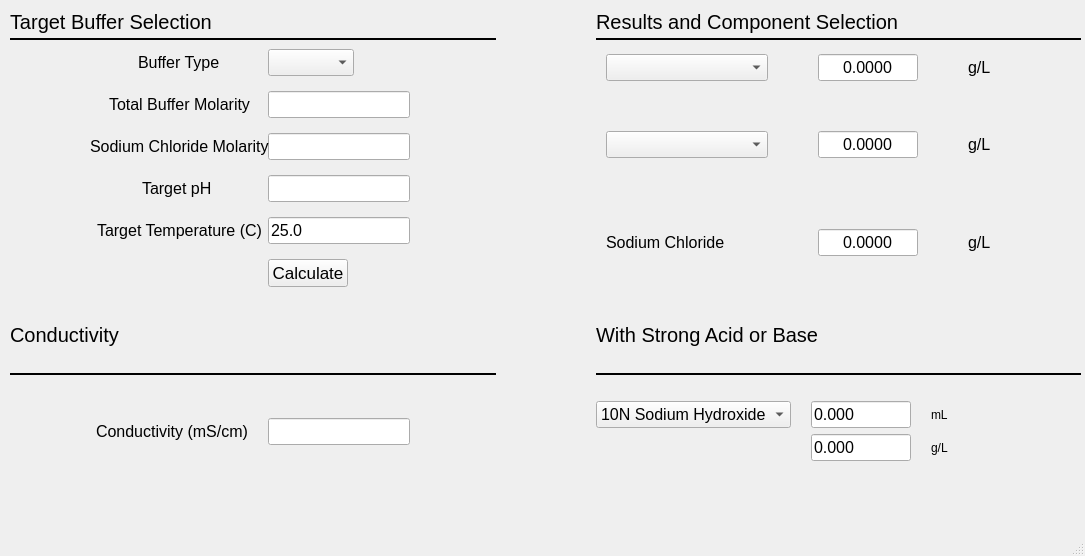
garbagepatch/buffcalc, file src/ui/calculator.ui: the form before one commit.
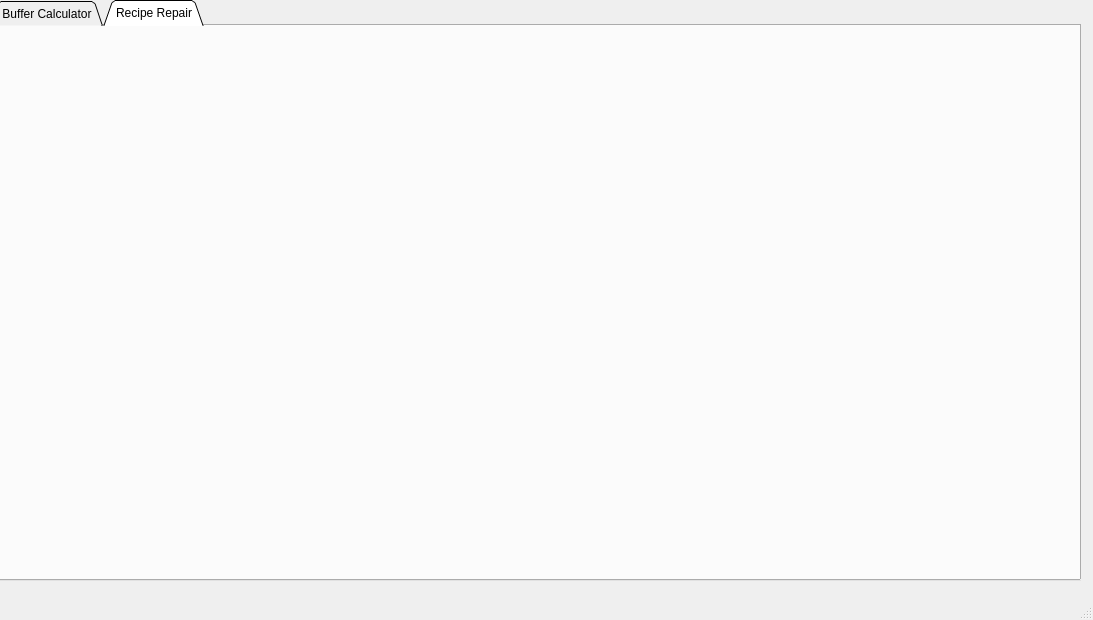
The form after the commit.

```diff
--- a/src/ui/calculator.ui
+++ b/src/ui/calculator.ui
@@ -6,934 +6,42 @@
    <rect>
     <x>0</x>
     <y>0</y>
-    <width>1085</width>
-    <height>556</height>
+    <width>1093</width>
+    <height>620</height>
    </rect>
   </property>
   <property name="windowTitle">
    <string>MainWindow</string>
   </property>
   <widget class="QWidget" name="centralwidget">
-   <widget class="QWidget" name="gridLayoutWidget">
+   <widget class="QTabWidget" name="tabWidget">
     <property name="geometry">
      <rect>
-      <x>10</x>
-      <y>10</y>
-      <width>1071</width>
-      <height>451</height>
+      <x>-10</x>
+      <y>0</y>
+      <width>1091</width>
+      <height>581</height>
      </rect>
     </property>
-    <layout class="QGridLayout" name="gridLayout" rowstretch="0,0,0,0,0,0,0,0,0" columnstretch="0,0">
-     <property name="sizeConstraint">
-      <enum>QLayout::SetDefaultConstraint</enum>
-     </property>
-     <property name="horizontalSpacing">
-      <number>100</number>
-     </property>
-     <property name="verticalSpacing">
-      <number>0</number>
-     </property>
-     <item row="0" column="0">
-      <widget class="QLabel" name="label_4">
-       <property name="font">
-        <font>
-         <pointsize>15</pointsize>
-        </font>
-       </property>
-       <property name="frameShape">
-        <enum>QFrame::NoFrame</enum>
-       </property>
-       <property name="frameShadow">
-        <enum>QFrame::Raised</enum>
-       </property>
-       <property name="text">
-        <string>Target Buffer Selection</string>
-       </property>
-      </widget>
-     </item>
-     <item row="0" column="1">
-      <widget class="QLabel" name="label_3">
-       <property name="sizePolicy">
-        <sizepolicy hsizetype="MinimumExpanding" vsizetype="Fixed">
-         <horstretch>0</horstretch>
-         <verstretch>0</verstretch>
-        </sizepolicy>
-       </property>
-       <property name="font">
-        <font>
-         <pointsize>15</pointsize>
-        </font>
-       </property>
-       <property name="text">
-        <string>Results and Component Selection</string>
-       </property>
-       <property name="scaledContents">
-        <bool>true</bool>
-       </property>
-       <property name="alignment">
-        <set>Qt::AlignLeading|Qt::AlignLeft|Qt::AlignVCenter</set>
-       </property>
-      </widget>
-     </item>
-     <item row="4" column="1">
-      <widget class="QLabel" name="label_6">
-       <property name="font">
-        <font>
-         <pointsize>15</pointsize>
-        </font>
-       </property>
-       <property name="frameShape">
-        <enum>QFrame::NoFrame</enum>
-       </property>
-       <property name="frameShadow">
-        <enum>QFrame::Raised</enum>
-       </property>
-       <property name="text">
-        <string>With Strong Acid or Base</string>
-       </property>
-       <property name="scaledContents">
-        <bool>true</bool>
-       </property>
-       <property name="alignment">
-        <set>Qt::AlignBottom|Qt::AlignLeading|Qt::AlignLeft</set>
-       </property>
-      </widget>
-     </item>
-     <item row="5" column="0">
-      <widget class="Line" name="line_3">
-       <property name="sizePolicy">
-        <sizepolicy hsizetype="Minimum" vsizetype="Preferred">
-         <horstretch>0</horstretch>
-         <verstretch>0</verstretch>
-        </sizepolicy>
-       </property>
-       <property name="minimumSize">
-        <size>
-         <width>0</width>
-         <height>10</height>
-        </size>
-       </property>
-       <property name="frameShadow">
-        <enum>QFrame::Plain</enum>
-       </property>
-       <property name="lineWidth">
-        <number>2</number>
-       </property>
-       <property name="midLineWidth">
-        <number>1</number>
-       </property>
-       <property name="orientation">
-        <enum>Qt::Horizontal</enum>
-       </property>
-      </widget>
-     </item>
-     <item row="2" column="1">
-      <layout class="QHBoxLayout" name="horizontalLayout">
-       <item>
-        <layout class="QVBoxLayout" name="verticalLayout" stretch="0,0">
-         <property name="leftMargin">
-          <number>5</number>
-         </property>
-         <property name="topMargin">
-          <number>5</number>
-         </property>
-         <property name="rightMargin">
-          <number>5</number>
-         </property>
-         <property name="bottomMargin">
-          <number>5</number>
-         </property>
-         <item>
-          <layout class="QGridLayout" name="gridLayout_2" rowstretch="0,0,0,0" columnstretch="0,0">
-           <property name="sizeConstraint">
-            <enum>QLayout::SetMinimumSize</enum>
-           </property>
-           <property name="leftMargin">
-            <number>5</number>
-           </property>
-           <property name="topMargin">
-            <number>5</number>
-           </property>
-           <property name="rightMargin">
-            <number>5</number>
-           </property>
-           <property name="bottomMargin">
-            <number>5</number>
-           </property>
-           <property name="spacing">
-            <number>50</number>
-           </property>
-           <item row="0" column="1">
-            <layout class="QHBoxLayout" name="horizontalLayout_4" stretch="0,0">
-             <item>
-              <widget class="QLineEdit" name="haResultBox">
-               <property name="sizePolicy">
-                <sizepolicy hsizetype="MinimumExpanding" vsizetype="Fixed">
-                 <horstretch>0</horstretch>
-                 <verstretch>0</verstretch>
-                </sizepolicy>
-               </property>
-               <property name="minimumSize">
-                <size>
-                 <width>0</width>
-                 <height>0</height>
-                </size>
-               </property>
-               <property name="maximumSize">
-                <size>
-                 <width>100</width>
-                 <height>16777215</height>
-                </size>
-               </property>
-               <property name="font">
-                <font>
-                 <pointsize>12</pointsize>
-                </font>
-               </property>
-               <property name="text">
-                <string>0.0000</string>
-               </property>
-               <property name="maxLength">
-                <number>8</number>
-               </property>
-               <property name="alignment">
-                <set>Qt::AlignCenter</set>
-               </property>
-               <property name="readOnly">
-                <bool>true</bool>
-               </property>
-              </widget>
-             </item>
-             <item>
-              <widget class="QLabel" name="label">
-               <property name="sizePolicy">
-                <sizepolicy hsizetype="Minimum" vsizetype="Preferred">
-                 <horstretch>0</horstretch>
-                 <verstretch>0</verstretch>
-                </sizepolicy>
-               </property>
-               <property name="font">
-                <font>
-                 <pointsize>12</pointsize>
-                </font>
-               </property>
-               <property name="text">
-                <string>g/L</string>
-               </property>
-               <property name="scaledContents">
-                <bool>true</bool>
-               </property>
-              </widget>
-             </item>
-            </layout>
-           </item>
-           <item row="1" column="1">
-            <layout class="QHBoxLayout" name="horizontalLayout_3" stretch="5,1">
-             <property name="sizeConstraint">
-              <enum>QLayout::SetMinimumSize</enum>
-             </property>
-             <item>
-              <widget class="QLineEdit" name="aResultBox">
-               <property name="sizePolicy">
-                <sizepolicy hsizetype="MinimumExpanding" vsizetype="Fixed">
-                 <horstretch>0</horstretch>
-                 <verstretch>0</verstretch>
-                </sizepolicy>
-               </property>
-               <property name="minimumSize">
-                <size>
-                 <width>0</width>
-                 <height>0</height>
-                </size>
-               </property>
-               <property name="maximumSize">
-                <size>
-                 <width>100</width>
-                 <height>16777215</height>
-                </size>
-               </property>
-               <property name="font">
-                <font>
-                 <pointsize>12</pointsize>
-                </font>
-               </property>
-               <property name="text">
-                <string>0.0000</string>
-               </property>
-               <property name="maxLength">
-                <number>7</number>
-               </property>
-               <property name="alignment">
-                <set>Qt::AlignCenter</set>
-               </property>
-               <property name="readOnly">
-                <bool>true</bool>
-               </property>
-              </widget>
-             </item>
-             <item>
-              <widget class="QLabel" name="label_2">
-               <property name="sizePolicy">
-                <sizepolicy hsizetype="Minimum" vsizetype="Preferred">
-                 <horstretch>0</horstretch>
-                 <verstretch>0</verstretch>
-                </sizepolicy>
-               </property>
-               <property name="font">
-                <font>
-                 <pointsize>12</pointsize>
-                </font>
-               </property>
-               <property name="text">
-                <string>g/L</string>
-               </property>
-               <property name="scaledContents">
-                <bool>true</bool>
-               </property>
-              </widget>
-             </item>
-            </layout>
-           </item>
-           <item row="0" column="0">
-            <widget class="QComboBox" name="haChoiceCombo">
-             <property name="sizePolicy">
-              <sizepolicy hsizetype="Preferred" vsizetype="Fixed">
-               <horstretch>0</horstretch>
-               <verstretch>0</verstretch>
-              </sizepolicy>
-             </property>
-             <property name="font">
-              <font>
-               <pointsize>12</pointsize>
-              </font>
-             </property>
-             <property name="currentText">
-              <string/>
-             </property>
-             <property name="placeholderText">
-              <string>Acidic Component</string>
-             </property>
-            </widget>
-           </item>
-           <item row="1" column="0">
-            <widget class="QComboBox" name="aChoiceCombo">
-             <property name="font">
-              <font>
-               <pointsize>12</pointsize>
-              </font>
-             </property>
-             <property name="sizeAdjustPolicy">
-              <enum>QComboBox::AdjustToContents</enum>
-             </property>
-             <property name="placeholderText">
-              <string>Basic Component</string>
-             </property>
-            </widget>
-           </item>
-           <item row="2" column="1">
-            <layout class="QHBoxLayout" name="horizontalLayout_5" stretch="5,1">
-             <property name="sizeConstraint">
-              <enum>QLayout::SetMinimumSize</enum>
-             </property>
-             <item>
-              <widget class="QLineEdit" name="aResultBox_2">
-               <property name="sizePolicy">
-                <sizepolicy hsizetype="MinimumExpanding" vsizetype="Fixed">
-                 <horstretch>0</horstretch>
-                 <verstretch>0</verstretch>
-                </sizepolicy>
-               </property>
-               <property name="minimumSize">
-                <size>
-                 <width>0</width>
-                 <height>0</height>
-                </size>
-               </property>
-               <property name="maximumSize">
-                <size>
-                 <width>100</width>
-                 <height>16777215</height>
-                </size>
-               </property>
-               <property name="font">
-                <font>
-                 <pointsize>12</pointsize>
-                </font>
-               </property>
-               <property name="text">
-                <string>0.0000</string>
-               </property>
-               <property name="maxLength">
-                <number>7</number>
-               </property>
-               <property name="alignment">
-                <set>Qt::AlignCenter</set>
-               </property>
-               <property name="readOnly">
-                <bool>true</bool>
-               </property>
-              </widget>
-             </item>
-             <item>
-              <widget class="QLabel" name="label_8">
-               <property name="sizePolicy">
-                <sizepolicy hsizetype="Minimum" vsizetype="Preferred">
-                 <horstretch>0</horstretch>
-                 <verstretch>0</verstretch>
-                </sizepolicy>
-               </property>
-               <property name="font">
-                <font>
-                 <pointsize>12</pointsize>
-                </font>
-               </property>
-               <property name="text">
-                <string>g/L</string>
-               </property>
-               <property name="scaledContents">
-                <bool>true</bool>
-               </property>
-              </widget>
-             </item>
-            </layout>
-           </item>
-           <item row="2" column="0">
-            <widget class="QLabel" name="sodiumChlorideMolarityLabel">
-             <property name="font">
-              <font>
-               <pointsize>12</pointsize>
-              </font>
-             </property>
-             <property name="text">
-              <string>Sodium Chloride</string>
-             </property>
-            </widget>
-           </item>
-          </layout>
-         </item>
-         <item>
-          <spacer name="horizontalSpacer">
-           <property name="orientation">
-            <enum>Qt::Horizontal</enum>
-           </property>
-           <property name="sizeHint" stdset="0">
-            <size>
-             <width>40</width>
-             <height>5</height>
-            </size>
-           </property>
-          </spacer>
-         </item>
-        </layout>
-       </item>
-      </layout>
-     </item>
-     <item row="2" column="0">
-      <layout class="QVBoxLayout" name="verticalLayout_2" stretch="0">
-       <property name="sizeConstraint">
-        <enum>QLayout::SetDefaultConstraint</enum>
-       </property>
-       <item>
-        <layout class="QFormLayout" name="formLayout">
-         <property name="sizeConstraint">
-          <enum>QLayout::SetDefaultConstraint</enum>
-         </property>
-         <property name="fieldGrowthPolicy">
-          <enum>QFormLayout::ExpandingFieldsGrow</enum>
-         </property>
-         <property name="labelAlignment">
-          <set>Qt::AlignCenter</set>
-         </property>
-         <property name="formAlignment">
-          <set>Qt::AlignCenter</set>
-         </property>
-         <property name="verticalSpacing">
-          <number>15</number>
-         </property>
-         <property name="topMargin">
-          <number>5</number>
-         </property>
-         <property name="rightMargin">
-          <number>5</number>
-         </property>
-         <property name="bottomMargin">
-          <number>5</number>
-         </property>
-         <item row="0" column="0">
-          <widget class="QLabel" name="bufferTypeLabel">
-           <property name="font">
-            <font>
-             <pointsize>12</pointsize>
-            </font>
-           </property>
-           <property name="text">
-            <string>Buffer Type</string>
-           </property>
-          </widget>
-         </item>
-         <item row="0" column="1">
-          <widget class="QComboBox" name="bufferTypeComboBox">
-           <property name="font">
-            <font>
-             <pointsize>12</pointsize>
-            </font>
-           </property>
-           <property name="sizeAdjustPolicy">
-            <enum>QComboBox::AdjustToContents</enum>
-           </property>
-          </widget>
-         </item>
-         <item row="1" column="0">
-          <widget class="QLabel" name="totalBufferMolarityLabel">
-           <property name="font">
-            <font>
-             <pointsize>12</pointsize>
-            </font>
-           </property>
-           <property name="text">
-            <string>Total Buffer Molarity</string>
-           </property>
-          </widget>
-         </item>
-         <item row="1" column="1">
-          <widget class="QLineEdit" name="totalBufferMolarityLineEdit">
-           <property name="sizePolicy">
-            <sizepolicy hsizetype="Minimum" vsizetype="Fixed">
-             <horstretch>0</horstretch>
-             <verstretch>0</verstretch>
-            </sizepolicy>
-           </property>
-           <property name="font">
-            <font>
-             <pointsize>12</pointsize>
-            </font>
-           </property>
-           <property name="inputMethodHints">
-            <set>Qt::ImhDigitsOnly</set>
-           </property>
-          </widget>
-         </item>
-         <item row="2" column="1">
-          <widget class="QLineEdit" name="sodiumChlorideMolarityLineEdit">
-           <property name="sizePolicy">
-            <sizepolicy hsizetype="Minimum" vsizetype="Fixed">
-             <horstretch>0</horstretch>
-             <verstretch>0</verstretch>
-            </sizepolicy>
-           </property>
-           <property name="font">
-            <font>
-             <pointsize>12</pointsize>
-            </font>
-           </property>
-           <property name="inputMethodHints">
-            <set>Qt::ImhDigitsOnly</set>
-           </property>
-          </widget>
-         </item>
-         <item row="3" column="0">
-          <widget class="QLabel" name="targetPHLabel">
-           <property name="font">
-            <font>
-             <pointsize>12</pointsize>
-            </font>
-           </property>
-           <property name="text">
-            <string>Target pH </string>
-           </property>
-          </widget>
-         </item>
-         <item row="3" column="1">
-          <widget class="QLineEdit" name="targetPHLineEdit">
-           <property name="sizePolicy">
-            <sizepolicy hsizetype="Preferred" vsizetype="Fixed">
-             <horstretch>0</horstretch>
-             <verstretch>0</verstretch>
-            </sizepolicy>
-           </property>
-           <property name="font">
-            <font>
-             <pointsize>12</pointsize>
-            </font>
-           </property>
-           <property name="inputMethodHints">
-            <set>Qt::ImhDigitsOnly</set>
-           </property>
-          </widget>
-         </item>
-         <item row="4" column="0">
-          <widget class="QLabel" name="targetTemperatureLabel">
-           <property name="font">
-            <font>
-             <pointsize>12</pointsize>
-            </font>
-           </property>
-           <property name="text">
-            <string>Target Temperature (C)</string>
-           </property>
-          </widget>
-         </item>
-         <item row="4" column="1">
-          <widget class="QLineEdit" name="targetTemperatureLineEdit">
-           <property name="sizePolicy">
-            <sizepolicy hsizetype="Minimum" vsizetype="Fixed">
-             <horstretch>0</horstretch>
-             <verstretch>0</verstretch>
-            </sizepolicy>
-           </property>
-           <property name="font">
-            <font>
-             <pointsize>12</pointsize>
-            </font>
-           </property>
-           <property name="inputMethodHints">
-            <set>Qt::ImhDigitsOnly</set>
-           </property>
-           <property name="text">
-            <string>25.0</string>
-           </property>
-          </widget>
-         </item>
-         <item row="5" column="1">
-          <widget class="QPushButton" name="Calculate">
-           <property name="sizePolicy">
-            <sizepolicy hsizetype="Fixed" vsizetype="Fixed">
-             <horstretch>0</horstretch>
-             <verstretch>0</verstretch>
-            </sizepolicy>
-           </property>
-           <property name="minimumSize">
-            <size>
-             <width>20</width>
-             <height>0</height>
-            </size>
-           </property>
-           <property name="maximumSize">
-            <size>
-             <width>177</width>
-             <height>16777215</height>
-            </size>
-           </property>
-           <property name="font">
-            <font>
-             <pointsize>13</pointsize>
-            </font>
-           </property>
-           <property name="text">
-            <string>Calculate</string>
-           </property>
-           <property name="default">
-            <bool>false</bool>
-           </property>
-           <property name="flat">
-            <bool>false</bool>
-           </property>
-          </widget>
-         </item>
-         <item row="2" column="0">
-          <widget class="QLabel" name="sodiumChlorideMolarityLabel_2">
-           <property name="font">
-            <font>
-             <pointsize>12</pointsize>
-            </font>
-           </property>
-           <property name="text">
-            <string>Sodium Chloride Molarity</string>
-           </property>
-          </widget>
-         </item>
-        </layout>
-       </item>
-      </layout>
-     </item>
-     <item row="1" column="0">
-      <widget class="Line" name="line">
-       <property name="minimumSize">
-        <size>
-         <width>0</width>
-         <height>10</height>
-        </size>
-       </property>
-       <property name="frameShadow">
-        <enum>QFrame::Plain</enum>
-       </property>
-       <property name="lineWidth">
-        <number>2</number>
-       </property>
-       <property name="midLineWidth">
-        <number>1</number>
-       </property>
-       <property name="orientation">
-        <enum>Qt::Horizontal</enum>
-       </property>
-      </widget>
-     </item>
-     <item row="1" column="1">
-      <widget class="Line" name="line_2">
-       <property name="minimumSize">
-        <size>
-         <width>0</width>
-         <height>10</height>
-        </size>
-       </property>
-       <property name="frameShadow">
-        <enum>QFrame::Plain</enum>
-       </property>
-       <property name="lineWidth">
-        <number>2</number>
-       </property>
-       <property name="midLineWidth">
-        <number>1</number>
-       </property>
-       <property name="orientation">
-        <enum>Qt::Horizontal</enum>
-       </property>
-      </widget>
-     </item>
-     <item row="4" column="0">
-      <widget class="QLabel" name="label_5">
-       <property name="font">
-        <font>
-         <pointsize>15</pointsize>
-        </font>
-       </property>
-       <property name="frameShape">
-        <enum>QFrame::NoFrame</enum>
-       </property>
-       <property name="frameShadow">
-        <enum>QFrame::Raised</enum>
-       </property>
-       <property name="text">
-        <string>Conductivity</string>
-       </property>
-       <property name="scaledContents">
-        <bool>true</bool>
-       </property>
-       <property name="alignment">
-        <set>Qt::AlignBottom|Qt::AlignLeading|Qt::AlignLeft</set>
-       </property>
-      </widget>
-     </item>
-     <item row="6" column="0">
-      <layout class="QFormLayout" name="formLayout_2">
-       <property name="fieldGrowthPolicy">
-        <enum>QFormLayout::FieldsStayAtSizeHint</enum>
-       </property>
-       <property name="formAlignment">
-        <set>Qt::AlignCenter</set>
-       </property>
-       <property name="horizontalSpacing">
-        <number>20</number>
-       </property>
-       <property name="verticalSpacing">
-        <number>0</number>
-       </property>
-       <property name="leftMargin">
-        <number>0</number>
-       </property>
-       <property name="topMargin">
-        <number>0</number>
-       </property>
-       <property name="rightMargin">
-        <number>20</number>
-       </property>
-       <property name="bottomMargin">
-        <number>0</number>
-       </property>
-       <item row="0" column="0">
-        <widget class="QLabel" name="conductivityMSCmLabel">
-         <property name="font">
-          <font>
-           <pointsize>12</pointsize>
-          </font>
-         </property>
-         <property name="text">
-          <string>Conductivity (mS/cm)</string>
-         </property>
-        </widget>
-       </item>
-       <item row="0" column="1">
-        <widget class="QLineEdit" name="conductivityMSCmLineEdit">
-         <property name="sizePolicy">
-          <sizepolicy hsizetype="MinimumExpanding" vsizetype="Fixed">
-           <horstretch>0</horstretch>
-           <verstretch>0</verstretch>
-          </sizepolicy>
-         </property>
-         <property name="font">
-          <font>
-           <pointsize>12</pointsize>
-          </font>
-         </property>
-         <property name="maxLength">
-          <number>5</number>
-         </property>
-         <property name="readOnly">
-          <bool>true</bool>
-         </property>
-        </widget>
-       </item>
-      </layout>
-     </item>
-     <item row="5" column="1">
-      <widget class="Line" name="line_4">
-       <property name="sizePolicy">
-        <sizepolicy hsizetype="Minimum" vsizetype="Preferred">
-         <horstretch>0</horstretch>
-         <verstretch>0</verstretch>
-        </sizepolicy>
-       </property>
-       <property name="minimumSize">
-        <size>
-         <width>0</width>
-         <height>10</height>
-        </size>
-       </property>
-       <property name="frameShadow">
-        <enum>QFrame::Plain</enum>
-       </property>
-       <property name="lineWidth">
-        <number>2</number>
-       </property>
-       <property name="midLineWidth">
-        <number>1</number>
-       </property>
-       <property name="orientation">
-        <enum>Qt::Horizontal</enum>
-       </property>
-      </widget>
-     </item>
-     <item row="6" column="1">
-      <layout class="QGridLayout" name="gridLayout_3">
-       <property name="horizontalSpacing">
-        <number>20</number>
-       </property>
-       <property name="verticalSpacing">
-        <number>6</number>
-       </property>
-       <item row="0" column="1">
-        <widget class="QLineEdit" name="titrantEdit">
-         <property name="sizePolicy">
-          <sizepolicy hsizetype="Fixed" vsizetype="Fixed">
-           <horstretch>0</horstretch>
-           <verstretch>0</verstretch>
-          </sizepolicy>
-         </property>
-         <property name="minimumSize">
-          <size>
-           <width>100</width>
-           <height>0</height>
-          </size>
-         </property>
-         <property name="maximumSize">
-          <size>
-           <width>100</width>
-           <height>16777215</height>
-          </size>
-         </property>
-         <property name="font">
-          <font>
-           <pointsize>12</pointsize>
-          </font>
-         </property>
-         <property name="inputMethodHints">
-          <set>Qt::ImhDigitsOnly</set>
-         </property>
-         <property name="text">
-          <string>0.000</string>
-         </property>
-        </widget>
-       </item>
-       <item row="1" column="1">
-        <widget class="QLineEdit" name="bufferEdit">
-         <property name="sizePolicy">
-          <sizepolicy hsizetype="Fixed" vsizetype="Fixed">
-           <horstretch>0</horstretch>
-           <verstretch>0</verstretch>
-          </sizepolicy>
-         </property>
-         <property name="minimumSize">
-          <size>
-           <width>100</width>
-           <height>0</height>
-          </size>
-         </property>
-         <property name="maximumSize">
-          <size>
-           <width>50</width>
-           <height>16777215</height>
-          </size>
-         </property>
-         <property name="font">
-          <font>
-           <pointsize>12</pointsize>
-          </font>
-         </property>
-         <property name="inputMethodHints">
-          <set>Qt::ImhDigitsOnly</set>
-         </property>
-         <property name="text">
-          <string>0.000</string>
-         </property>
-        </widget>
-       </item>
-       <item row="0" column="0">
-        <widget class="QComboBox" name="comboBox">
-         <property name="sizePolicy">
-          <sizepolicy hsizetype="Minimum" vsizetype="Fixed">
-           <horstretch>0</horstretch>
-           <verstretch>0</verstretch>
-          </sizepolicy>
-         </property>
-         <property name="font">
-          <font>
-           <pointsize>12</pointsize>
-          </font>
-         </property>
-         <item>
-          <property name="text">
-           <string>10N Sodium Hydroxide</string>
-          </property>
-         </item>
-         <item>
-          <property name="text">
-           <string>6N Hydrochloric Acid</string>
-          </property>
-         </item>
-        </widget>
-       </item>
-       <item row="0" column="2">
-        <widget class="QLabel" name="label_7">
-         <property name="text">
-          <string>mL</string>
-         </property>
-        </widget>
-       </item>
-       <item row="1" column="2">
-        <widget class="QLabel" name="titratename">
-         <property name="text">
-          <string>g/L</string>
-         </property>
-        </widget>
-       </item>
-       <item row="1" column="0">
-        <widget class="QLabel" name="buffercomp">
-         <property name="font">
-          <font>
-           <pointsize>12</pointsize>
-          </font>
-         </property>
-         <property name="text">
-          <string/>
-         </property>
-         <property name="scaledContents">
-          <bool>true</bool>
-         </property>
-        </widget>
-       </item>
-      </layout>
-     </item>
-    </layout>
+    <property name="tabShape">
+     <enum>QTabWidget::Triangular</enum>
+    </property>
+    <property name="currentIndex">
+     <number>1</number>
+    </property>
+    <property name="elideMode">
+     <enum>Qt::ElideLeft</enum>
+    </property>
+    <widget class="QWidget" name="bufferCalculator">
+     <attribute name="title">
+      <string>Buffer Calculator</string>
+     </attribute>
+    </widget>
+    <widget class="QWidget" name="reciperRepair">
+     <attribute name="title">
+      <string>Recipe Repair</string>
+     </attribute>
+    </widget>
    </widget>
   </widget>
   <widget class="QMenuBar" name="menubar">
```
Left out of the diff: 101 changed lines with no effect on the pictures.
